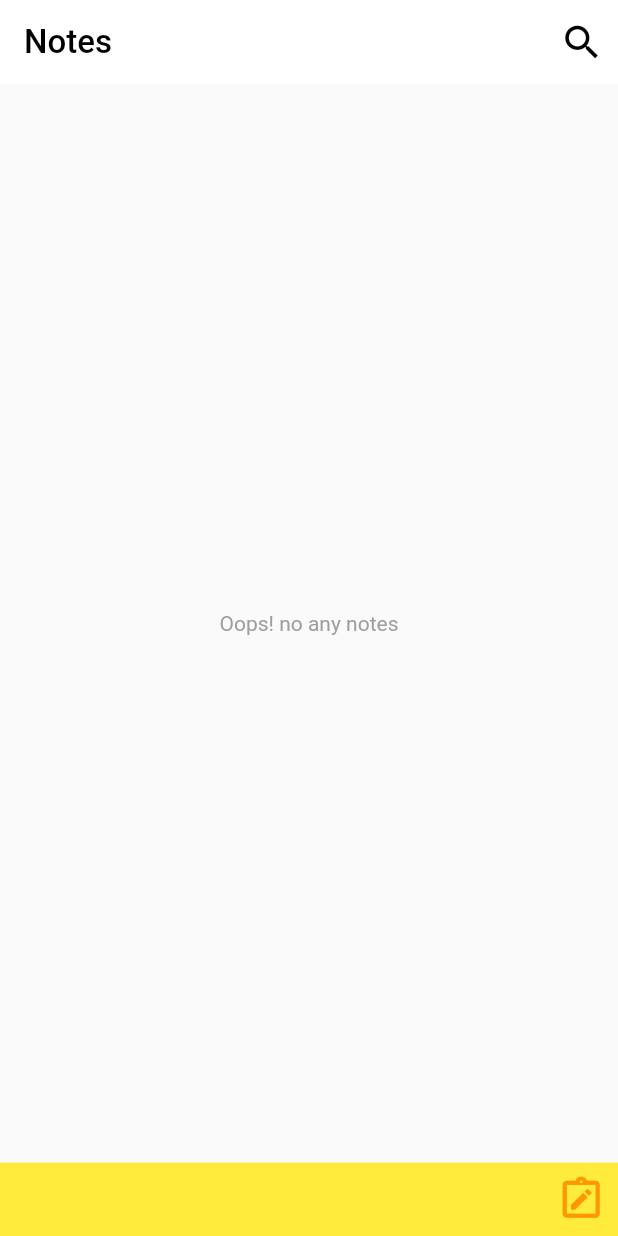
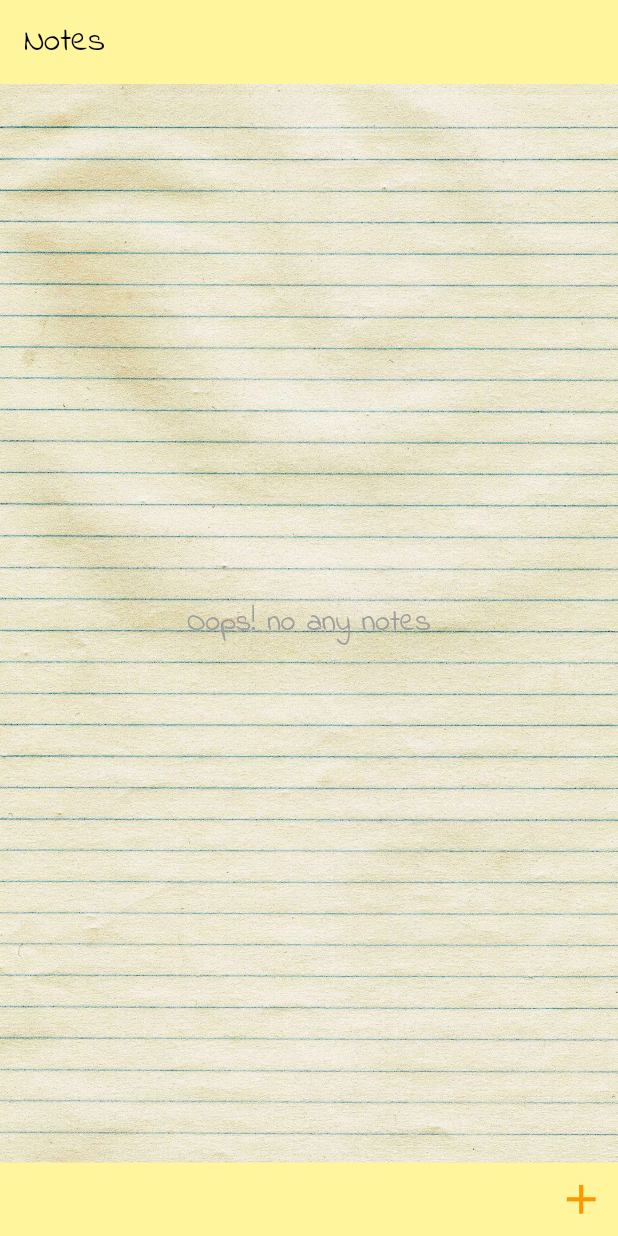
Before and after one commit to sabinshrestha4real/Practise-Projects, a Flutter app: the screen it shows after launch, on a phone screen of 412 x 824 dp. Run offline on Flutter 3.47's test engine with Material 2 defaults, Android fonts, the light colour scheme and no system bars; our stand-ins replace cloud_firestore, firebase_core; accounts and stored records are empty.

Commit message:
Up 2 date

```diff
--- a/lib/main.dart
+++ b/lib/main.dart
@@ -14,7 +14,9 @@ class MyApp extends StatelessWidget {
   @override
   Widget build(BuildContext context) {
     return MaterialApp(
-        theme: ThemeData(appBarTheme: AppBarTheme(color: Colors.amber)),
+        title: 'Note Banam',
+        theme: ThemeData(
+            appBarTheme: AppBarTheme(color: Colors.amber), fontFamily: 'Indie'),
         debugShowCheckedModeBanner: false,
         home: NoteList());
   }
--- a/lib/screens/notelist.dart
+++ b/lib/screens/notelist.dart
@@ -12,6 +12,8 @@ class NoteList extends StatefulWidget {
 }
 
 class _NoteListState extends State<NoteList> {
+  List<NoteModel> notelist = [];
+
   @override
   void initState() {
     // TODO: implement initState
@@ -23,19 +25,29 @@ class _NoteListState extends State<NoteList> {
     CollectionReference _collectionReference =
         FirebaseFirestore.instance.collection("data");
     _collectionReference.snapshots().listen((contain) {
-      List noteList = [];
       setState(() {
-        noteList = contain.docs;
+        notelist.clear();
+        var noteList = contain.docs;
         noteList.forEach((element) {
           notelist.add(NoteModel(
             title: element["title"],
-            desc: element["desc"],
+            desc: element["description"],
           ));
         });
 
         // notelist.map((e) => e.title.toSet().toList());
       });
     });
+  }
+
+  void deleteData(index) async {
+    setState(() {
+      notelist.removeAt(index);
+    });
+    CollectionReference _removeData =
+        FirebaseFirestore.instance.collection("data");
+    QuerySnapshot querySnapshot = await _removeData.get();
+    querySnapshot.docs[index].reference.delete();
   }
 
   void addData(title, desc) {
@@ -46,54 +58,59 @@ class _NoteListState extends State<NoteList> {
     CollectionReference collectionReference =
         FirebaseFirestore.instance.collection("data");
     collectionReference.add(firedata);
-
-    // var store = NoteModel(title: title, desc: desc);
-    // setState(() {
-    //   notelist.add(store);
-    // });
   }
 
-  List<NoteModel> notelist = [
-    // NoteModel(
-    //     title: 'First Note',
-    //     desc: 'This is my first note',
-    //     date: DateTime.now()),
-    // NoteModel(
-    //     title: 'Second Note',
-    //     desc: 'This is my second note',
-    //     date: DateTime.now()),
-  ];
+  void updateData(updatetitle, updatedesc, index) async {
+    CollectionReference _updateData =
+        FirebaseFirestore.instance.collection("data");
+    QuerySnapshot querySnapshot = await _updateData.get();
+    querySnapshot.docs[index].reference
+        .update({"title": updatetitle, "description": updatedesc});
+  }
 
   @override
   Widget build(BuildContext context) {
     return Scaffold(
         appBar: AppBar(
           elevation: 0.0,
-          backgroundColor: Colors.white,
+          backgroundColor: Colors.yellow[200],
           title: Text(
             'Notes',
             style: TextStyle(color: Colors.black, fontSize: 22.0),
           ),
-          actions: [
-            IconButton(
-                splashColor: Colors.transparent,
-                highlightColor: Colors.transparent,
-                onPressed: () {},
-                icon: Icon(
-                  Icons.search,
-                  color: Colors.black,
-                  size: 30.0,
-                ))
-          ],
+          // actions: [
+          //   IconButton(
+          //       splashColor: Colors.transparent,
+          //       highlightColor: Colors.transparent,
+          //       onPressed: () {},
+          //       icon: Icon(
+          //         Icons.search,
+          //         color: Colors.black,
+          //         size: 30.0,
+          //       ))
+          // ],
         ),
         body: notelist.length == 0
-            ? Center(
+            ? Container(
+                decoration: BoxDecoration(
+                    image: DecorationImage(
+                        image: AssetImage("assets/images/notebackground.jpg"),
+                        fit: BoxFit.cover)),
+                child: Center(
                   child: Text(
                     'Oops! no any notes',
-                  style: TextStyle(color: Colors.grey),
+                    style: TextStyle(color: Colors.grey, fontSize: 20.0),
+                  ),
                 ),
               )
-            : ListView.builder(
+            : Container(
+                decoration: BoxDecoration(
+                    image: DecorationImage(
+                        image: AssetImage("assets/images/notebackground.jpg"),
+                        fit: BoxFit.cover)),
+                child: Column(
+                  children: [
+                    ListView.builder(
                         shrinkWrap: true,
                         itemCount: notelist.length,
                         itemBuilder: (BuildContext context, index) {
@@ -108,36 +125,31 @@ class _NoteListState extends State<NoteList> {
                               color: Colors.red,
                             ),
                             direction: DismissDirection.endToStart,
-                    onDismissed: (_) {
-                      setState(() {
-                        notelist.removeAt(index);
-                      });
-                    },
+                            onDismissed: (direction) => deleteData(index),
                             key: UniqueKey(),
                             child: Column(
                               children: [
                                 Card(
+                                  elevation: 7.0,
                                   shadowColor: Colors.blue[200],
                                   shape: RoundedRectangleBorder(
-                              borderRadius:
-                                  BorderRadius.all(Radius.circular(15.0))),
+                                      borderRadius: BorderRadius.all(
+                                          Radius.circular(15.0))),
                                   child: ListTile(
                                     onTap: () {
                                       Navigator.push(
                                           context,
                                           MaterialPageRoute(
                                               builder: (context) => EditNote(
+                                                  index,
                                                   notelist[index].title,
-                                          notelist[index].desc)));
+                                                  notelist[index].desc,
+                                                  updateData)));
                                     },
                                     title: Text(notelist[index].title),
                                     subtitle: Text(notelist[index].desc),
                                     trailing: IconButton(
-                                onPressed: () {
-                                  setState(() {
-                                    notelist.removeAt(index);
-                                  });
-                                },
+                                        onPressed: () => deleteData(index),
                                         icon: Icon(
                                           Icons.delete,
                                           color: Colors.red,
@@ -148,11 +160,14 @@ class _NoteListState extends State<NoteList> {
                             ),
                           );
                         }),
+                  ],
+                ),
+              ),
         bottomNavigationBar: ButtonTheme(
           height: MediaQuery.of(context).size.height / 15,
           minWidth: double.infinity,
           child: Container(
-            color: Colors.yellow,
+            color: Colors.yellow[200],
             child: Row(
               mainAxisAlignment: MainAxisAlignment.spaceBetween,
               children: [
@@ -175,7 +190,7 @@ class _NoteListState extends State<NoteList> {
                                     addData,
                                   )),
                         ),
-                    icon: Icon(Icons.note_alt_outlined))
+                    icon: Icon(Icons.add))
               ],
             ),
           ),
```
Also changed, not shown: lib/screens/editnote.dart (+52 -13 lines), lib/screens/newNote.dart (+15 -6 lines), pubspec.yaml (+6 -7 lines), assets/fonts/IndieFlower-Regular.ttf (added), assets/images/notebackground.jpg (added), 11 other files. Lines whose indentation alone changed are shown as unchanged.
